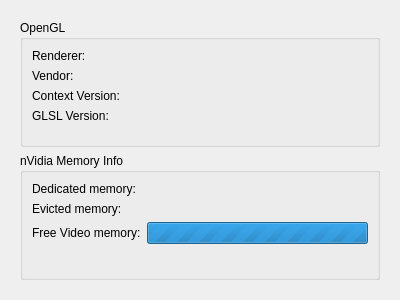
scygan/debugler, file src/DGLGui/ui/dglgpuview.ui: the form before one commit.
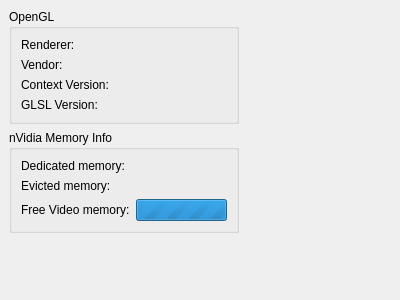
The form after the commit.

Commit message: Remove some duplicated QLayouts - this fixes some runtime warns.

```diff
--- a/src/DGLGui/ui/dglgpuview.ui
+++ b/src/DGLGui/ui/dglgpuview.ui
@@ -13,8 +13,6 @@
   <property name="windowTitle">
    <string>OpenGL and GPU</string>
   </property>
-  <layout class="QVBoxLayout" name="verticalLayout">
-   <item>
     <widget class="QFrame" name="frame">
      <layout class="QVBoxLayout" name="verticalLayout_2">
       <item>
@@ -150,8 +148,6 @@
       </item>
      </layout>
     </widget>
-   </item>
-  </layout>
  </widget>
  <resources/>
  <connections/>
```
Lines whose indentation alone changed are shown as unchanged. The commit also changes 5 other files.
